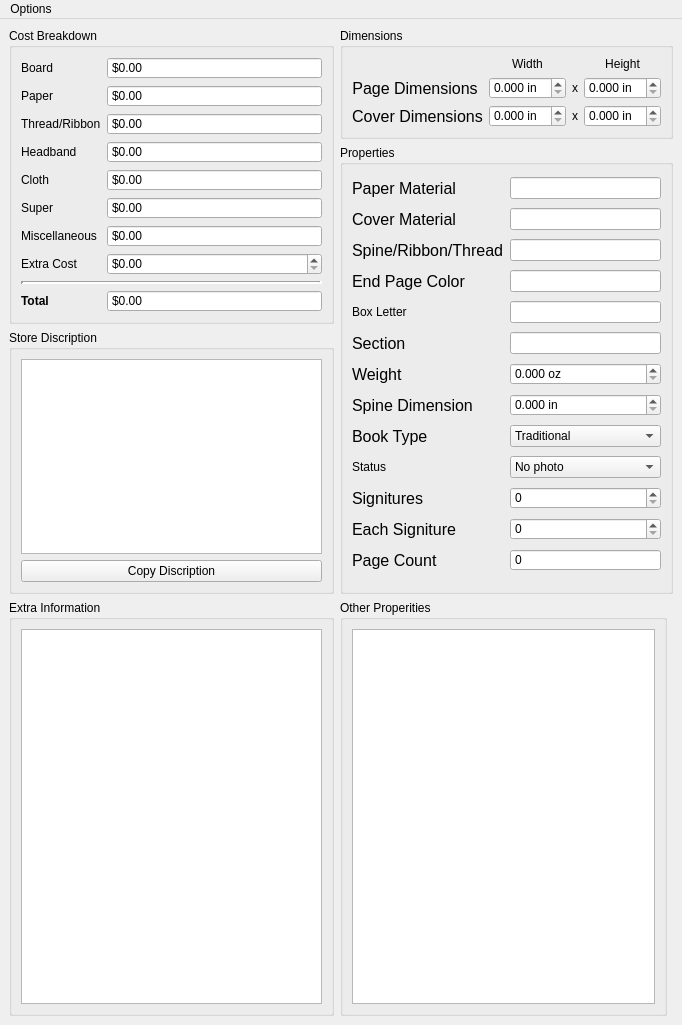
Old version of the form mainwindow.ui in the repository farinc/book-tracker.
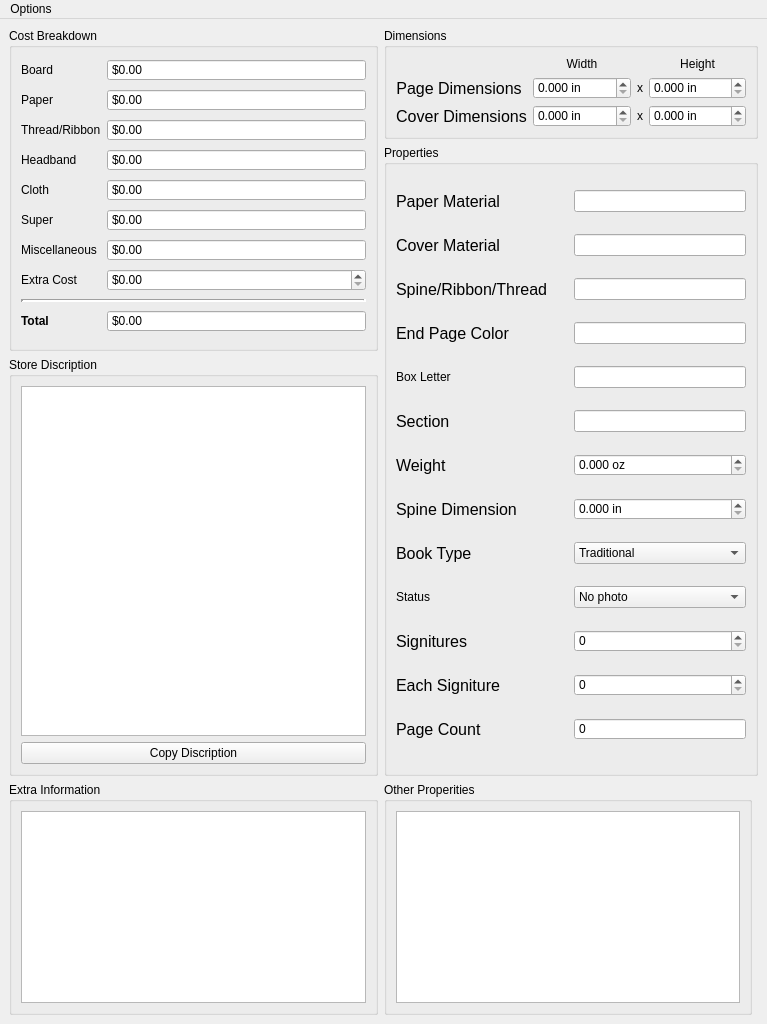
New version of the form.

```diff
--- a/mainwindow.ui
+++ b/mainwindow.ui
@@ -9,8 +9,8 @@
    <rect>
     <x>0</x>
     <y>0</y>
-    <width>682</width>
-    <height>1025</height>
+    <width>767</width>
+    <height>1024</height>
    </rect>
   </property>
   <property name="sizePolicy">
@@ -37,7 +37,7 @@
     <item row="4" column="2">
      <widget class="QGroupBox" name="groupBoxProps">
       <property name="sizePolicy">
-       <sizepolicy hsizetype="Preferred" vsizetype="Preferred">
+       <sizepolicy hsizetype="MinimumExpanding" vsizetype="Preferred">
         <horstretch>0</horstretch>
         <verstretch>0</verstretch>
        </sizepolicy>
@@ -49,7 +49,7 @@
        <item row="1" column="0">
         <widget class="QTreeView" name="treeView">
          <property name="sizePolicy">
-          <sizepolicy hsizetype="Expanding" vsizetype="MinimumExpanding">
+          <sizepolicy hsizetype="Preferred" vsizetype="Maximum">
            <horstretch>0</horstretch>
            <verstretch>0</verstretch>
           </sizepolicy>
@@ -83,6 +83,12 @@
        </item>
        <item row="11" column="1">
         <widget class="QComboBox" name="comboStatus">
+         <property name="currentIndex">
+          <number>0</number>
+         </property>
+         <property name="placeholderText">
+          <string>-- Choose Status --</string>
+         </property>
          <item>
           <property name="text">
            <string>No photo</string>
@@ -172,6 +178,15 @@
        </item>
        <item row="10" column="1">
         <widget class="QComboBox" name="comboBookType">
+         <property name="currentIndex">
+          <number>0</number>
+         </property>
+         <property name="placeholderText">
+          <string>--- Choose Type ---</string>
+         </property>
+         <property name="modelColumn">
+          <number>0</number>
+         </property>
          <item>
           <property name="text">
            <string>Traditional</string>
@@ -1095,7 +1110,7 @@
        <item row="1" column="0">
         <widget class="QPlainTextEdit" name="editExtra">
          <property name="sizePolicy">
-          <sizepolicy hsizetype="Preferred" vsizetype="Minimum">
+          <sizepolicy hsizetype="Preferred" vsizetype="Maximum">
            <horstretch>0</horstretch>
            <verstretch>0</verstretch>
           </sizepolicy>
@@ -1171,7 +1186,7 @@
     <rect>
      <x>0</x>
      <y>0</y>
-     <width>682</width>
+     <width>767</width>
      <height>26</height>
     </rect>
    </property>
```
Left out of the diff: 26 changed lines with no effect on the pictures.
